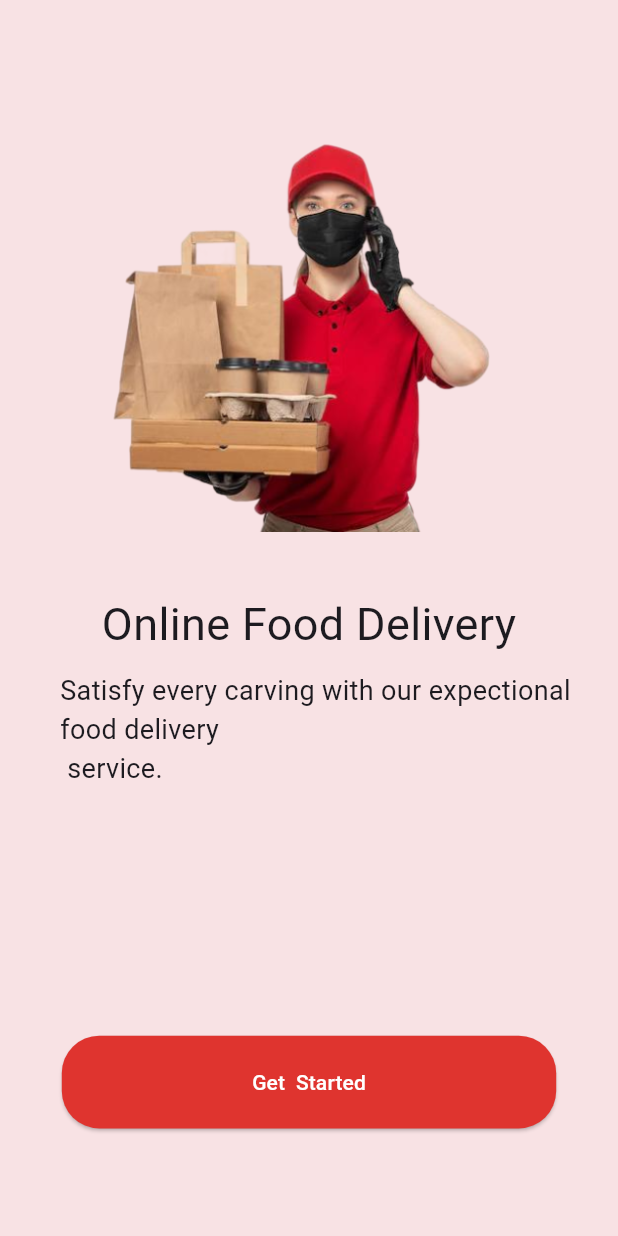
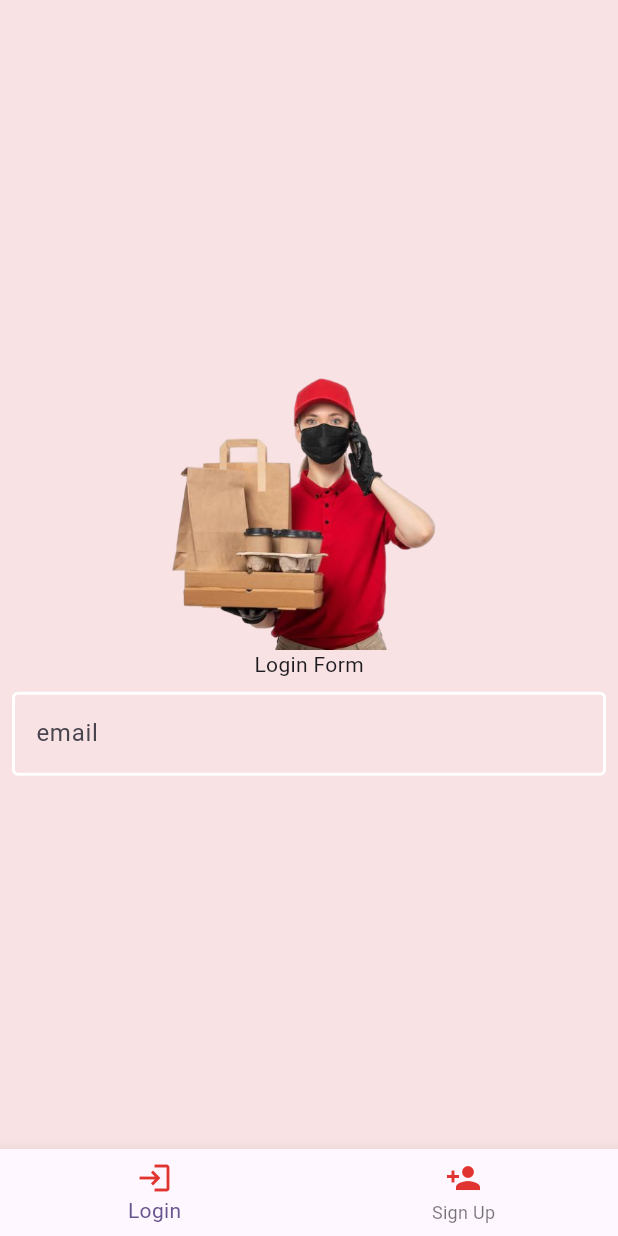
Before and after one commit to arjun2020-py/online-Food-delivery-app, a Flutter app: the screen it shows after launch, after a tap on an icon or button, on a phone screen of 412 x 824 dp. Run offline on Flutter 3.47's test engine with Material 2 defaults, Android fonts, the light colour scheme and no system bars; our stand-ins replace get.

Commit message:
start login screen

```diff
--- a/online_food_order/lib/interlization/interlization.dart
+++ b/online_food_order/lib/interlization/interlization.dart
@@ -8,7 +8,8 @@ class Internationalization extends Translations {
           LocalName.paragrphText: "Satisfy every carving with our"
               " expectional food delivery\n "
               "service.",
-            LocalName.getStarted : "Get  Started"
+          LocalName.getStarted: "Get  Started",
+          LocalName.login: "Login"
         }
       };
 }
@@ -18,4 +19,6 @@ class LocalName {
   static String paragrphText =
       "satisfy_every_carving_with_our_expectional_food_delivery_service.";
   static String getStarted = "get_started";
+  static String login = "login";
+  static String email = "email";
 }
--- /dev/null
+++ b/online_food_order/lib/screen/main/auth/login_screen/compoents/login_screen.dart
@@ -0,0 +1,40 @@
+import 'package:flutter/material.dart';
+import 'package:get/get.dart';
+import 'package:online_food_order/%20utils/custom_color.dart';
+
+import '../../../../../ utils/custom_image.dart';
+import '../../../../../interlization/interlization.dart';
+
+class LoginScreen extends StatelessWidget {
+  @override
+  Widget build(BuildContext context) {
+    return Container(
+      alignment: Alignment.center,
+      child: Column(
+        mainAxisAlignment: MainAxisAlignment.center,
+        children: [
+          Image.asset(
+            CustomImage().appIconImage,
+            width: MediaQuery.sizeOf(context).width * 0.7,
+          ),
+          Text('Login Form'),
+          Padding(
+            padding: const EdgeInsets.all(8.0),
+            child: TextFormField(
+              decoration: InputDecoration(
+                 hintText: LocalName.email.tr,
+                  fillColor: CustomColor().whiteColor,
+                  enabledBorder: OutlineInputBorder(
+
+                      borderSide:
+                          BorderSide(width: 2, color: CustomColor().whiteColor)),
+                  focusedBorder: OutlineInputBorder(
+                      borderSide:
+                          BorderSide(width: 2, color: CustomColor().whiteColor))),
+            ),
+          )
+        ],
+      ),
+    );
+  }
+}
--- /dev/null
+++ b/online_food_order/lib/screen/main/auth/login_screen/compoents/sign_up_screen.dart
@@ -0,0 +1,23 @@
+import 'package:flutter/material.dart';
+
+import '../../../../../ utils/custom_image.dart';
+
+class SignUpScreen extends StatelessWidget {
+  @override
+  Widget build(BuildContext context) {
+    return Container(
+      alignment: Alignment.center,
+      child: Column(
+        mainAxisAlignment: MainAxisAlignment.center,
+        children: [
+          Image.asset(
+            CustomImage().appIconImage,
+            width: MediaQuery.sizeOf(context).width * 0.7,
+          ),
+          Text('Sign Up Form'),
+          // Your sign-up form fields and logic can be added here
+        ],
+      ),
+    );
+  }
+}
--- /dev/null
+++ b/online_food_order/lib/screen/main/auth/login_screen/login_siginup_screen.dart
@@ -0,0 +1,70 @@
+import 'package:flutter/material.dart';
+import 'package:online_food_order/%20utils/custom_color.dart';
+
+import '../../../../ utils/custom_image.dart';
+import 'compoents/login_screen.dart';
+import 'compoents/sign_up_screen.dart';
+
+class LoginSignupPage extends StatefulWidget {
+  @override
+  _LoginSignupPageState createState() => _LoginSignupPageState();
+}
+
+class _LoginSignupPageState extends State<LoginSignupPage> {
+  PageController _pageController = PageController();
+  int _currentPage = 0;
+
+  @override
+  void dispose() {
+    _pageController.dispose();
+    super.dispose();
+  }
+
+  @override
+  Widget build(BuildContext context) {
+    return Scaffold(
+      backgroundColor: CustomColor().appMainColor,
+      body: PageView(
+        controller: _pageController,
+        onPageChanged: (index) {
+          setState(() {
+            _currentPage = index;
+          });
+        },
+        children: <Widget>[
+
+          LoginScreen(),
+          SignUpScreen(),
+        ],
+      ),
+      bottomNavigationBar: BottomNavigationBar(
+        currentIndex: _currentPage,
+        onTap: (index) {
+          _pageController.animateToPage(
+            index,
+            duration: Duration(milliseconds: 500),
+            curve: Curves.ease,
+          );
+        },
+        items: [
+          BottomNavigationBarItem(
+            icon: Icon(
+              Icons.login,
+              color: CustomColor().buttonColor,
+            ),
+            label: 'Login',
+          ),
+          BottomNavigationBarItem(
+            icon: Icon(
+              Icons.person_add,
+              color: CustomColor().buttonColor,
+            ),
+            label: 'Sign Up',
+          ),
+        ],
+      ),
+    );
+  }
+}
+
+class SignupScreen {}
--- a/online_food_order/lib/screen/main/intro_screen/welcome_screen.dart
+++ b/online_food_order/lib/screen/main/intro_screen/welcome_screen.dart
@@ -3,6 +3,7 @@ import 'package:get/get.dart';
 import 'package:online_food_order/%20utils/custom_color.dart';
 import 'package:online_food_order/%20utils/custom_image.dart';
 import 'package:online_food_order/interlization/interlization.dart';
+import 'package:online_food_order/screen/main/auth/login_screen/login_siginup_screen.dart';
 
 import '../../../compoents/custom_elev_butt_widget.dart';
 import '../../../compoents/custom_text_widget.dart';
@@ -44,7 +45,9 @@ class WelcomeScreen extends StatelessWidget {
               sizedBoxWidth: 0.8,
               sizedBoxHieght: 0.15,
               text: LocalName.getStarted.tr,
-              onpressed: () {},
+              onpressed: () {
+                Get.to(LoginSignupPage());
+              },
               textColor: CustomColor().whiteColor,
               buttonBgColor: CustomColor().buttonColor,
               buttonRadius: 25,
```
